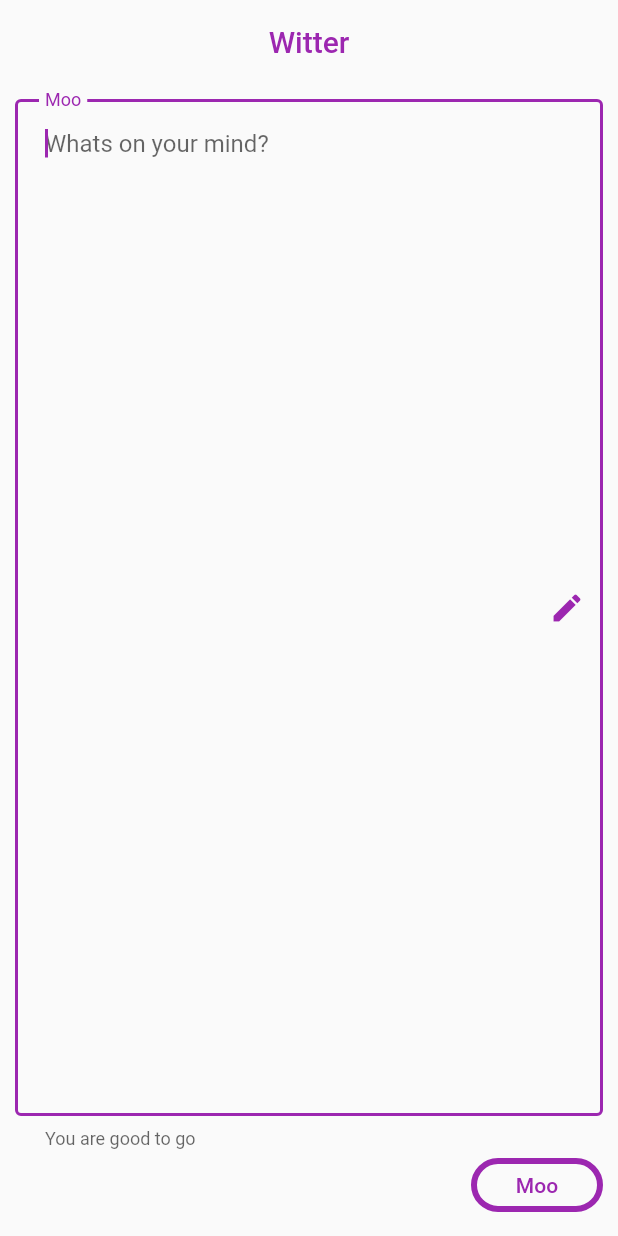
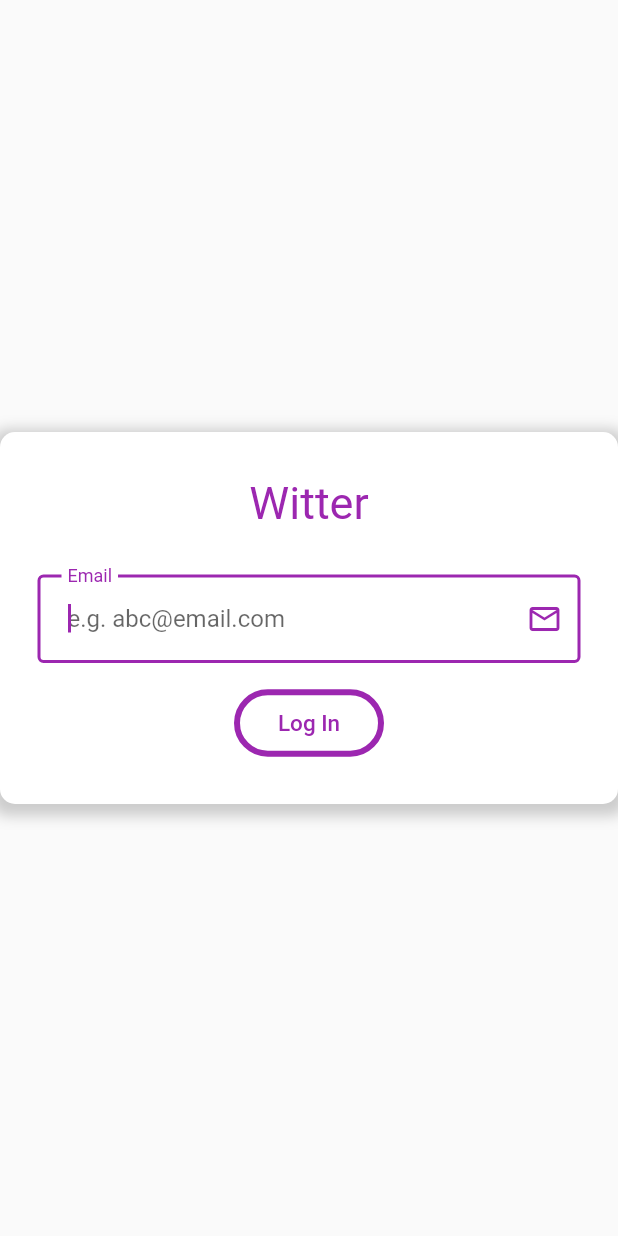
Before and after one commit to sudo-panda/witter, a Flutter app: the screen it shows after launch, on a phone screen of 412 x 824 dp. Run offline on Flutter 3.47's test engine with Material 2 defaults, Android fonts, the phone set to English and light mode, and no system bars; our stand-ins replace email_validator, shared_preferences.

Commit message:
Add login page

```diff
--- /dev/null
+++ b/lib/login.dart
@@ -0,0 +1,123 @@
+import 'package:email_validator/email_validator.dart';
+import 'package:shared_preferences/shared_preferences.dart';
+import 'package:flutter/material.dart';
+
+class LoginPage extends StatefulWidget {
+  @override
+  _LoginPageState createState() => _LoginPageState();
+}
+
+class _LoginPageState extends State<LoginPage> {
+  String _email = '';
+  final _formKey = GlobalKey<FormState>();
+  FocusNode _emailFocusNode = FocusNode();
+
+  void hasLoggedIn() async {
+    SharedPreferences prefs = await SharedPreferences.getInstance();
+
+    if (prefs.containsKey('email'))
+      Navigator.pushReplacementNamed(context, "/");
+  }
+
+  @override
+  void initState() {
+    super.initState();
+    hasLoggedIn();
+  }
+
+  @override
+  Widget build(BuildContext context) {
+    return Scaffold(
+      body: Center(
+        child: Container(
+          decoration: BoxDecoration(
+            color: Colors.white,
+            borderRadius: BorderRadius.only(
+                topLeft: Radius.circular(10),
+                topRight: Radius.circular(10),
+                bottomLeft: Radius.circular(10),
+                bottomRight: Radius.circular(10)),
+            boxShadow: [
+              BoxShadow(
+                color: Colors.grey.withOpacity(0.5),
+                spreadRadius: 5,
+                blurRadius: 7,
+                offset: Offset(0, 3), // changes position of shadow
+              ),
+            ],
+          ),
+          constraints: BoxConstraints(maxWidth: 500),
+          padding: const EdgeInsets.symmetric(
+            vertical: 30.0,
+            horizontal: 25.0,
+          ),
+          child: Form(
+            key: _formKey,
+            child: SingleChildScrollView(
+              child: Column(
+                children: <Widget>[
+                  Center(
+                      child: Text(
+                    'Witter',
+                    style: TextStyle(
+                        color: Theme.of(context).accentColor, fontSize: 30),
+                  )),
+                  SizedBox(
+                    height: 30,
+                  ),
+                  TextFormField(
+                    autofocus: true,
+                    focusNode: _emailFocusNode,
+                    keyboardType: TextInputType.emailAddress,
+                    decoration: InputDecoration(
+                        hintText: 'e.g. abc@email.com',
+                        contentPadding: EdgeInsets.all(20),
+                        border: OutlineInputBorder(),
+                        labelText: 'Email',
+                        suffixIcon: Icon(Icons.mail_outline)),
+                    textInputAction: TextInputAction.done,
+                    validator: (email) => EmailValidator.validate(email)
+                        ? null
+                        : "Invalid email address",
+                    onSaved: (email) => _email = email,
+                  ),
+                  SizedBox(
+                    height: 16,
+                  ),
+                  ButtonTheme(
+                    minWidth: 100,
+                    height: 45,
+                    child: OutlineButton(
+                      shape: StadiumBorder(),
+                      borderSide: BorderSide(
+                        color: Theme.of(context).primaryColor,
+                        width: 4,
+                        style: BorderStyle.solid,
+                      ),
+                      splashColor: Theme.of(context).accentColor,
+                      onPressed: () async {
+                        if (_formKey.currentState.validate()) {
+                          _formKey.currentState.save();
+                          SharedPreferences prefs =
+                              await SharedPreferences.getInstance();
+                          await prefs.setString('email', _email);
+                          Navigator.pushReplacementNamed(context, "/");
+                        }
+                      },
+                      child: Text(
+                        "Log In",
+                        style: TextStyle(
+                            color: Theme.of(context).primaryColor,
+                            fontSize: 15),
+                      ),
+                    ),
+                  )
+                ],
+              ),
+            ),
+          ),
+        ),
+      ),
+    );
+  }
+}
--- a/lib/main.dart
+++ b/lib/main.dart
@@ -1,12 +1,15 @@
-import 'dart:ui';
-
 import 'package:flutter/material.dart';
+import 'package:shared_preferences/shared_preferences.dart';
+import 'package:witter/login.dart';
+import 'package:witter/moo.dart';
 
 void main() {
   runApp(MyApp());
 }
 
 class MyApp extends StatelessWidget {
+
+
   @override
   Widget build(BuildContext context) {
     return MaterialApp(
@@ -15,104 +18,11 @@ class MyApp extends StatelessWidget {
         primarySwatch: Colors.purple,
         visualDensity: VisualDensity.adaptivePlatformDensity,
       ),
-      home: MyHomePage(title: 'Witter'),
+      initialRoute: '/login',
+      routes: {
+        '/': (context) => MooPage(),
+        '/login': (context) => LoginPage(),
+      },
     );
   }
 }
-
-class MyHomePage extends StatefulWidget {
-  MyHomePage({Key key, this.title}) : super(key: key);
-
-  final String title;
-
-  @override
-  _MyHomePageState createState() => _MyHomePageState();
-}
-
-class _MyHomePageState extends State<MyHomePage> {
-  final _mooController = TextEditingController();
-
-  @override
-  void initState() {
-    super.initState();
-
-    _mooController.addListener(_onTextChange);
-  }
-
-  @override
-  void dispose() {
-    _mooController.dispose();
-    super.dispose();
-  }
-
-  @override
-  Widget build(BuildContext context) {
-    return Scaffold(
-      appBar: AppBar(
-        title: Center(child: Text(widget.title, style: TextStyle(color: Theme.of(context).accentColor),)),
-        elevation: 0,
-        backgroundColor: Theme.of(context).scaffoldBackgroundColor,
-      ),
-      body: SafeArea(
-        child: Padding(
-          padding: const EdgeInsets.all(10),
-          child: Column(
-            mainAxisAlignment: MainAxisAlignment.center,
-            children: <Widget>[
-              Expanded(
-                child: TextField(
-                  autofocus: true,
-                  expands: true,
-                  keyboardType: TextInputType.multiline,
-                  minLines: null,
-                  maxLines: null,
-                  textInputAction: TextInputAction.send,
-                  textAlignVertical: TextAlignVertical.top,
-                  controller: _mooController,
-                  decoration: InputDecoration(
-                    hintText: 'Whats on your mind?',
-                    helperText: 'You are good to go',
-                    contentPadding: EdgeInsets.all(20),
-                    border: OutlineInputBorder(),
-                    labelText: 'Moo',
-                    suffixIcon: Icon(Icons.create)
-                  ),
-                ),
-              ),
-              Row(
-                mainAxisAlignment: MainAxisAlignment.end,
-                mainAxisSize: MainAxisSize.max,
-                children: [
-                  OutlineButton(
-                    onPressed: _onSubmit,
-                    child: Text(
-                      'Moo',
-                      style: TextStyle(
-                          fontWeight: FontWeight.w500,
-                          color: Theme.of(context).primaryColor),
-                    ),
-                    shape: StadiumBorder(),
-                    borderSide: BorderSide(
-                      color: Theme.of(context).primaryColor,
-                      width: 4,
-                      style: BorderStyle.solid,
-                    ),
-                    splashColor: Theme.of(context).accentColor,
-                  ),
-                ],
-              )
-            ],
-          ),
-        ),
-      ),
-    );
-  }
-
-  void _onSubmit() {
-
-  }
-
-  void _onTextChange() {
-
-  }
-}
--- a/pubspec.yaml
+++ b/pubspec.yaml
@@ -23,6 +23,8 @@ environment:
 dependencies:
   flutter:
     sdk: flutter
+  shared_preferences: ^0.5.12+2
+  email_validator: ^1.0.5
 
 
   # The following adds the Cupertino Icons font to your application.
```
Also changed, not shown: lib/moo.dart (added, +142 -0 lines), pubspec.lock.
